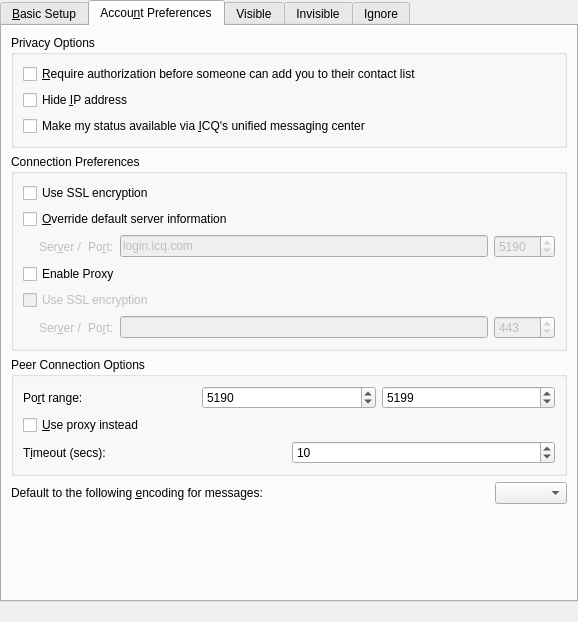
Above: protocols/oscar/icq/ui/icqeditaccountui.ui from KDE/kopete before the change. Below: the same form after it.
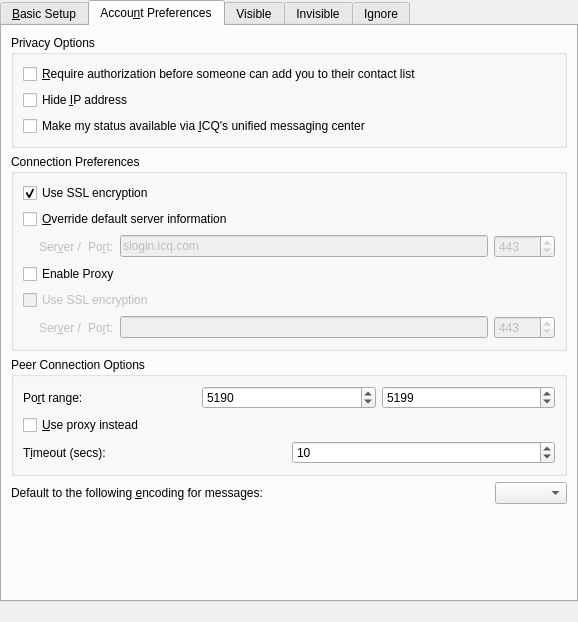
That is the form after the change. The open tabs and pages were chosen to show the change. Custom widgets are drawn as their Qt base class.

Commit message: Enable SSL encryption for all new ICQ accounts, fix edit account strings and fix reading server and port options from Kopete config file

Patch:
```diff
--- a/protocols/oscar/icq/ui/icqeditaccountui.ui
+++ b/protocols/oscar/icq/ui/icqeditaccountui.ui
@@ -298,6 +298,9 @@
             <property name="text">
              <string>Use SSL encryption</string>
             </property>
+            <property name="checked">
+             <bool>true</bool>
+            </property>
            </widget>
           </item>
           <item>
@@ -381,7 +384,7 @@
                <string>The IP address or hostmask of the ICQ server you wish to connect to.  Normally you will want the default (login.icq.com).</string>
               </property>
               <property name="text">
-               <string>login.icq.com</string>
+               <string>slogin.icq.com</string>
               </property>
              </widget>
             </item>
@@ -403,7 +406,7 @@
                <number>65534</number>
               </property>
               <property name="value">
-               <number>5190</number>
+               <number>443</number>
               </property>
              </widget>
             </item>
```
Left out of the diff: 12 changed lines with no effect on the pictures. The commit also changes 2 other files.
